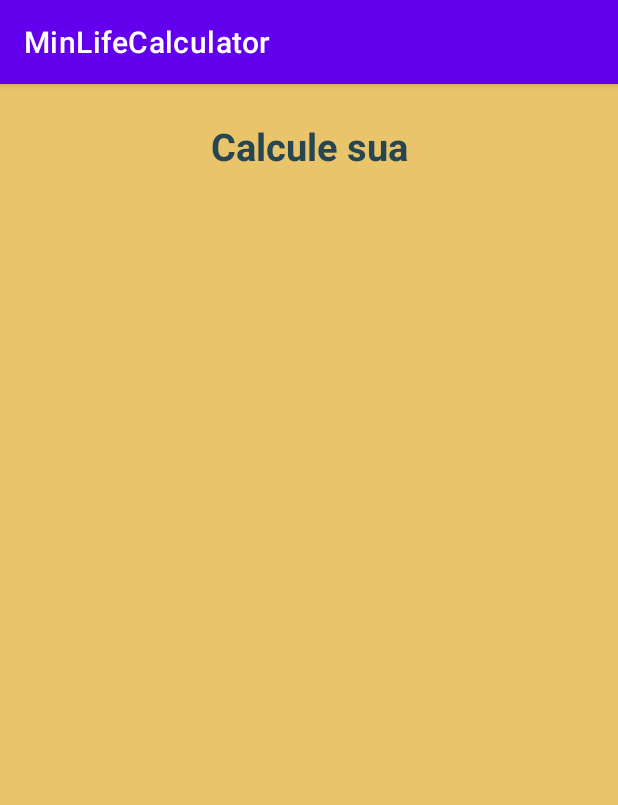
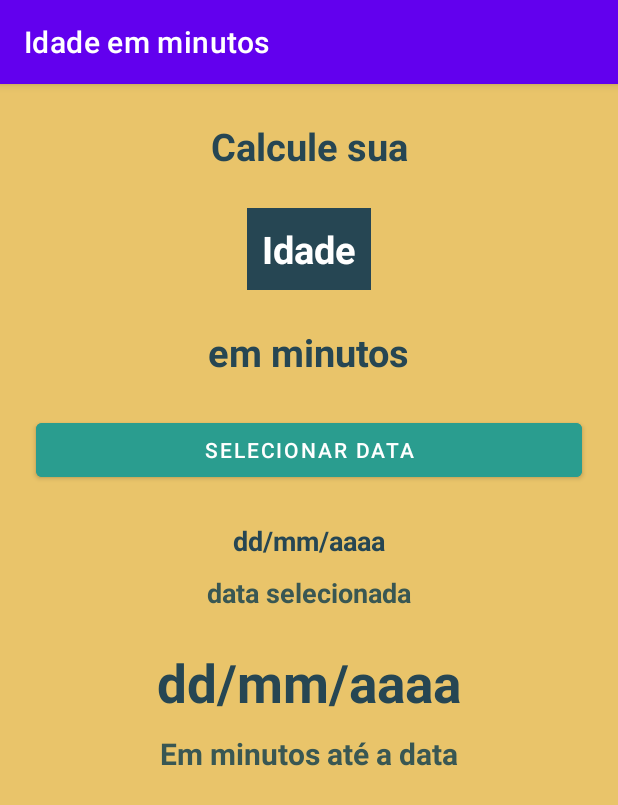
Before and after one commit to degomar/calculator-age, an Android app: the screen it shows after launch (MainActivity), on a phone screen of 412 x 824 dp. Shown: the top 805 px of the screen. Run offline under Robolectric (Android 15) with nearby library versions, the phone set to English and light mode, and no system bars.

Commit message:
layout finalizado

```diff
--- a/app/src/main/res/layout/activity_main.xml
+++ b/app/src/main/res/layout/activity_main.xml
@@ -20,4 +20,96 @@
         app:layout_constraintRight_toRightOf="parent"
         app:layout_constraintTop_toTopOf="parent" />
 
+    <TextView
+        android:id="@+id/age_txt"
+        android:layout_width="wrap_content"
+        android:layout_height="wrap_content"
+        android:text="Idade"
+        android:textStyle="bold"
+        android:textColor="@color/white"
+        android:background="@color/titleCalc"
+        android:textSize="25sp"
+        android:layout_marginTop="24dp"
+        android:padding="10dp"
+        app:layout_constraintLeft_toLeftOf="parent"
+        app:layout_constraintRight_toRightOf="parent"
+        app:layout_constraintTop_toBottomOf="@id/calc_your_txt" />
+
+    <TextView
+        android:id="@+id/inMinuts_txt"
+        android:layout_width="wrap_content"
+        android:layout_height="wrap_content"
+        android:layout_marginTop="24dp"
+        android:text="em minutos"
+        android:textStyle="bold"
+        android:textColor="@color/titleCalc"
+        android:textSize="25sp"
+        app:layout_constraintLeft_toLeftOf="parent"
+        app:layout_constraintRight_toRightOf="parent"
+        app:layout_constraintTop_toBottomOf="@id/age_txt"  />
+
+    <Button
+        android:id="@+id/btn_select_date"
+        android:text="Selecionar Data"
+        android:backgroundTint="@color/btnBgColor"
+        android:layout_marginTop="24dp"
+        android:layout_marginEnd="24dp"
+        android:layout_marginStart="24dp"
+        android:layout_width="0dp"
+        android:layout_height="wrap_content"
+        app:layout_constraintRight_toRightOf="parent"
+        app:layout_constraintLeft_toLeftOf="parent"
+        app:layout_constraintTop_toBottomOf="@id/inMinuts_txt"/>
+
+    <TextView
+        android:id="@+id/set_date_txt"
+        android:layout_width="wrap_content"
+        android:layout_height="wrap_content"
+        android:layout_marginTop="24dp"
+        android:text="dd/mm/aaaa"
+        android:textStyle="bold"
+        android:textColor="@color/titleCalc"
+        android:textSize="18sp"
+        app:layout_constraintLeft_toLeftOf="parent"
+        app:layout_constraintRight_toRightOf="parent"
+        app:layout_constraintTop_toBottomOf="@id/btn_select_date"  />
+
+    <TextView
+        android:id="@+id/selected_date_txt"
+        android:layout_width="wrap_content"
+        android:layout_height="wrap_content"
+        android:layout_marginTop="10dp"
+        android:text="data selecionada"
+        android:textStyle="bold"
+        android:textColor="@color/lightGrayTxt"
+        android:textSize="18sp"
+        app:layout_constraintLeft_toLeftOf="parent"
+        app:layout_constraintRight_toRightOf="parent"
+        app:layout_constraintTop_toBottomOf="@id/set_date_txt"/>
+
+    <TextView
+        android:id="@+id/set_minutes_txt"
+        android:layout_width="wrap_content"
+        android:layout_height="wrap_content"
+        android:layout_marginTop="24dp"
+        android:text="dd/mm/aaaa"
+        android:textStyle="bold"
+        android:textColor="@color/titleCalc"
+        android:textSize="35sp"
+        app:layout_constraintLeft_toLeftOf="parent"
+        app:layout_constraintRight_toRightOf="parent"
+        app:layout_constraintTop_toBottomOf="@id/selected_date_txt"  />
+
+    <TextView
+        android:layout_width="wrap_content"
+        android:layout_height="wrap_content"
+        android:layout_marginTop="10dp"
+        android:text="Em minutos até a data"
+        android:textStyle="bold"
+        android:textColor="@color/lightGrayTxt"
+        android:textSize="20sp"
+        app:layout_constraintLeft_toLeftOf="parent"
+        app:layout_constraintRight_toRightOf="parent"
+        app:layout_constraintTop_toBottomOf="@id/set_minutes_txt"  />
+
 </androidx.constraintlayout.widget.ConstraintLayout>
--- a/app/src/main/res/values/colors.xml
+++ b/app/src/main/res/values/colors.xml
@@ -9,4 +9,6 @@
     <color name="white">#FFFFFFFF</color>
     <color name="titleCalc">#264653</color>
     <color name="bgColor">#e9c46a</color>
+    <color name="btnBgColor">#2a9d8f</color>
+    <color name="lightGrayTxt">#395753</color>
 </resources>
--- a/app/src/main/res/values/strings.xml
+++ b/app/src/main/res/values/strings.xml
@@ -1,3 +1,3 @@
 <resources>
-    <string name="app_name">MinLifeCalculator</string>
+    <string name="app_name">Idade em minutos</string>
 </resources>
```
